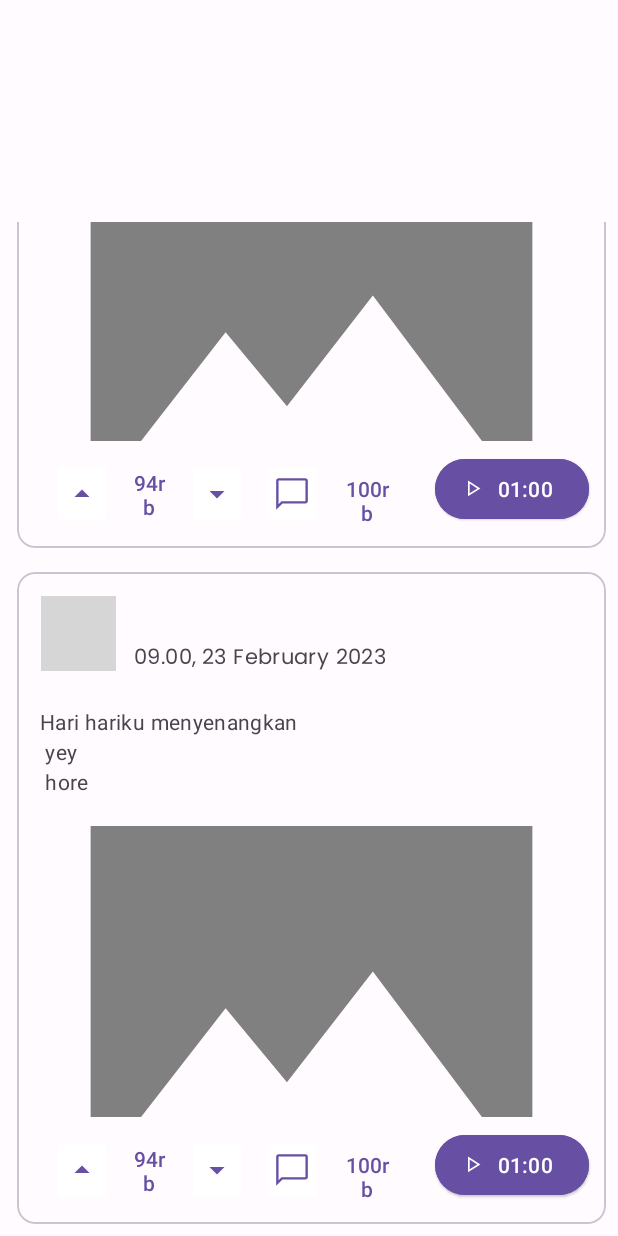
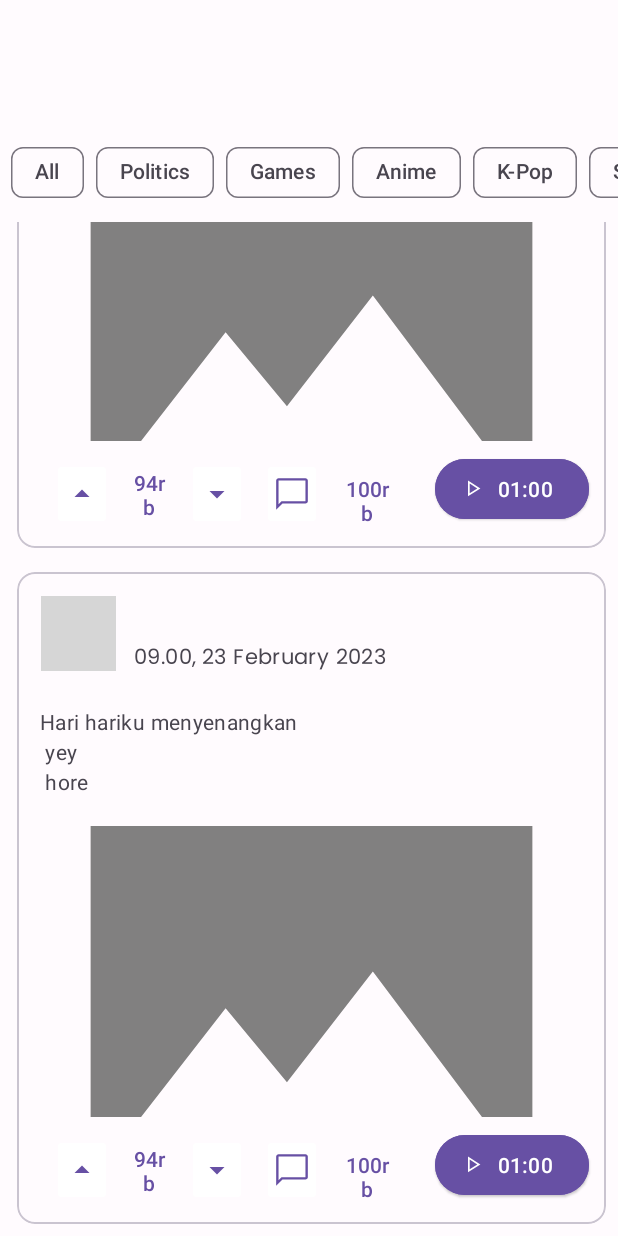
Before and after one commit to C23-PS376/SpeakSure_MobileApps, an Android app: the layout activity_homepage.xml on its own in the app's theme, with its tools: preview values and no code run, scrolled down 676 dp, on a phone screen of 412 x 824 dp. Run offline under Robolectric (Android 15) with nearby library versions, the phone set to English and light mode, and no system bars; grey boxes are pictures that could not be loaded.

Commit message:
add ui filter

```diff
--- a/app/src/main/res/layout/activity_homepage.xml
+++ b/app/src/main/res/layout/activity_homepage.xml
@@ -6,6 +6,79 @@
     android:layout_height="match_parent"
     tools:context=".dashboard.HomepageActivity">
 
+    <HorizontalScrollView
+        android:layout_width="wrap_content"
+        android:layout_height="53dp"
+        android:layout_alignParentStart="true"
+        android:layout_alignParentTop="true"
+        android:layout_marginTop="90dp">
+
+        <com.google.android.material.chip.ChipGroup
+            android:layout_width="match_parent"
+            android:layout_height="50dp"
+            android:layout_alignParentStart="true"
+            android:layout_alignParentTop="true"
+            app:singleLine="true">
+
+            <com.google.android.material.chip.Chip
+                style="@style/Widget.Material3.Chip.Filter"
+                android:layout_width="wrap_content"
+                android:layout_height="50dp"
+                android:layout_alignParentStart="true"
+                android:layout_alignParentTop="true"
+                android:layout_marginStart="7dp"
+                android:layout_marginTop="95dp"
+                android:text="@string/all" />
+
+            <com.google.android.material.chip.Chip
+                style="@style/Widget.Material3.Chip.Filter"
+                android:layout_width="wrap_content"
+                android:layout_height="50dp"
+                android:layout_alignParentStart="true"
+                android:layout_alignParentTop="true"
+                android:layout_marginTop="95dp"
+                android:text="@string/politics" />
+
+
+            <com.google.android.material.chip.Chip
+                style="@style/Widget.Material3.Chip.Filter"
+                android:layout_width="wrap_content"
+                android:layout_height="50dp"
+                android:layout_alignParentStart="true"
+                android:layout_alignParentTop="true"
+                android:layout_marginTop="95dp"
+                android:text="@string/games" />
+
+            <com.google.android.material.chip.Chip
+                style="@style/Widget.Material3.Chip.Filter"
+                android:layout_width="wrap_content"
+                android:layout_height="50dp"
+                android:layout_alignParentStart="true"
+                android:layout_alignParentTop="true"
+                android:layout_marginTop="94dp"
+                android:text="@string/anime" />
+
+            <com.google.android.material.chip.Chip
+                style="@style/Widget.Material3.Chip.Filter"
+                android:layout_width="wrap_content"
+                android:layout_height="50dp"
+                android:layout_alignParentStart="true"
+                android:layout_alignParentTop="true"
+                android:layout_marginTop="94dp"
+                android:text="@string/k_pop" />
+
+            <com.google.android.material.chip.Chip
+                style="@style/Widget.Material3.Chip.Filter"
+                android:layout_width="wrap_content"
+                android:layout_height="50dp"
+                android:layout_alignParentStart="true"
+                android:layout_alignParentTop="true"
+                android:layout_marginTop="94dp"
+                android:text="@string/sport" />
+
+        </com.google.android.material.chip.ChipGroup>
+
+    </HorizontalScrollView>
 
     <androidx.recyclerview.widget.RecyclerView
         android:layout_width="match_parent"
--- a/app/src/main/res/values/strings.xml
+++ b/app/src/main/res/values/strings.xml
@@ -18,4 +18,10 @@
     <string name="JumlahUp">94rb</string>
     <string name="jumlah_comment">100rb</string>
     <string name="duration">01:00</string>
+    <string name="all">All</string>
+    <string name="politics">Politics</string>
+    <string name="games">Games</string>
+    <string name="anime">Anime</string>
+    <string name="k_pop">K-Pop</string>
+    <string name="sport">Sport</string>
 </resources>
```
